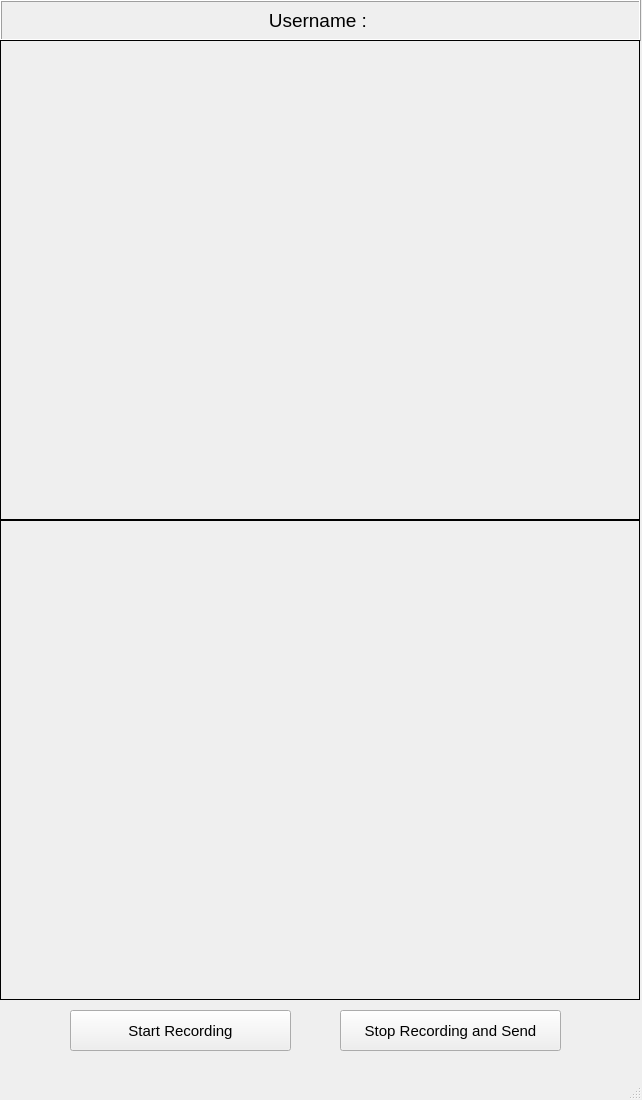
Before: the Qt Designer form signApp.ui in jwkim9052/chat, drawn with Qt 5.
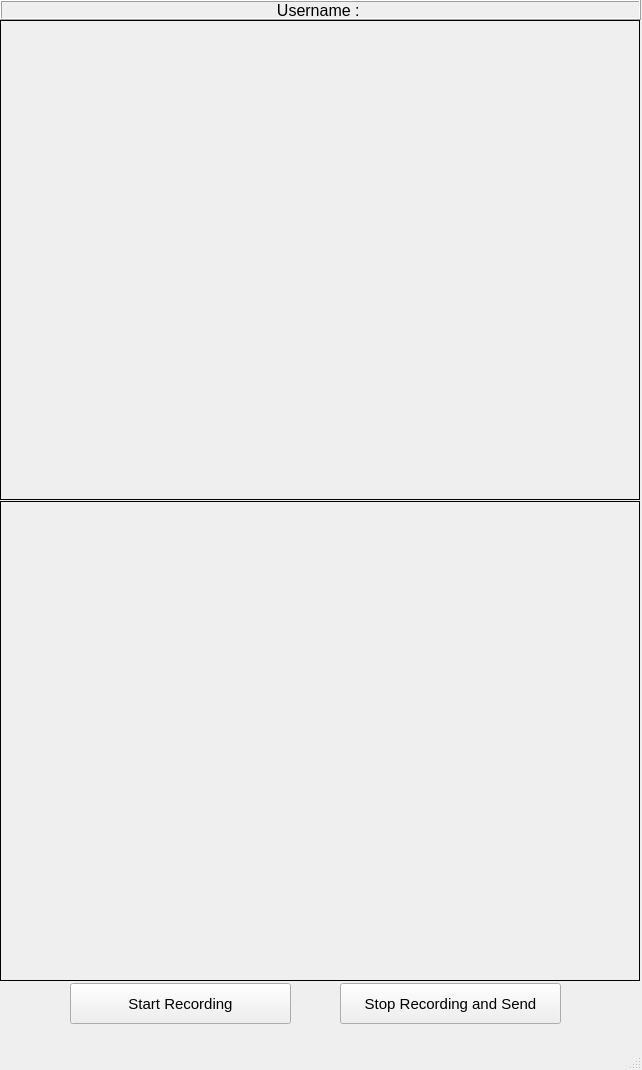
After: the same form once the commit is applied.

The edit to the form file:
```diff
--- a/signApp.ui
+++ b/signApp.ui
@@ -7,7 +7,7 @@
     <x>0</x>
     <y>0</y>
     <width>642</width>
-    <height>1100</height>
+    <height>1070</height>
    </rect>
   </property>
   <property name="windowTitle">
@@ -20,12 +20,12 @@
       <x>0</x>
       <y>0</y>
       <width>641</width>
-      <height>41</height>
+      <height>20</height>
      </rect>
     </property>
     <property name="font">
      <font>
-      <pointsize>14</pointsize>
+      <pointsize>12</pointsize>
      </font>
     </property>
     <property name="frameShape">
@@ -45,7 +45,7 @@
     <property name="geometry">
      <rect>
       <x>0</x>
-      <y>40</y>
+      <y>20</y>
       <width>640</width>
       <height>480</height>
      </rect>
@@ -61,7 +61,7 @@
     <property name="geometry">
      <rect>
       <x>0</x>
-      <y>520</y>
+      <y>501</y>
       <width>640</width>
       <height>480</height>
      </rect>
@@ -77,7 +77,7 @@
     <property name="geometry">
      <rect>
       <x>70</x>
-      <y>1010</y>
+      <y>983</y>
       <width>221</width>
       <height>41</height>
      </rect>
@@ -95,7 +95,7 @@
     <property name="geometry">
      <rect>
       <x>340</x>
-      <y>1010</y>
+      <y>983</y>
       <width>221</width>
       <height>41</height>
      </rect>
```
